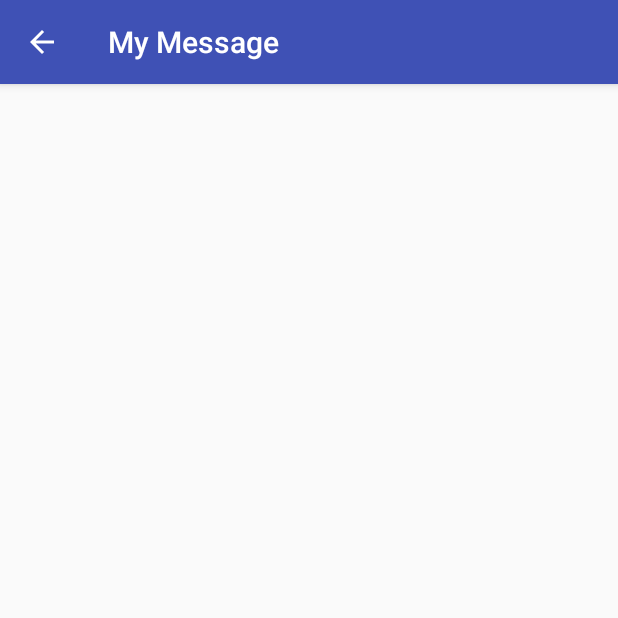
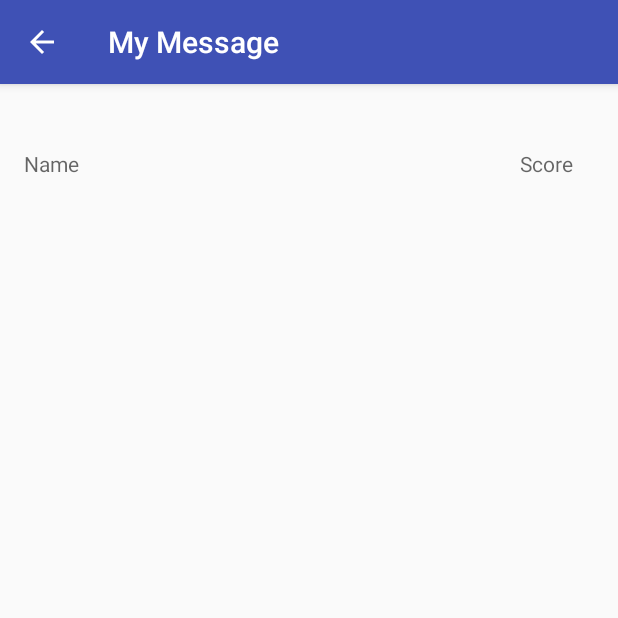
Before and after one commit to Wikzo/android_wordOfTheDay, an Android app: the DisplayMessageActivity screen opened directly, with no data from a screen before it, on a phone screen of 412 x 824 dp, the top half of it. Run offline under Robolectric (Android 15) with nearby library versions, the light colour scheme and no system bars.

Commit message:
Now with simple list view

```diff
--- a/WordoftheDay/app/src/main/res/layout/content_display_message.xml
+++ b/WordoftheDay/app/src/main/res/layout/content_display_message.xml
@@ -1,5 +1,5 @@
 <?xml version="1.0" encoding="utf-8"?>
-<RelativeLayout
+<LinearLayout
     xmlns:android="http://schemas.android.com/apk/res/android"
     xmlns:app="http://schemas.android.com/apk/res-auto"
     xmlns:tools="http://schemas.android.com/tools"
@@ -12,6 +12,26 @@
     app:layout_behavior="@string/appbar_scrolling_view_behavior"
     tools:context="net.gustavdahl.wordoftheday.DisplayMessageActivity"
     tools:showIn="@layout/activity_display_message"
-    android:id="@+id/content">>
+    android:id="@+id/content"
+    android:clickable="true">
 
-</RelativeLayout>
+    <TextView android:id="@+id/name"
+              android:layout_width="0dp"
+              android:layout_height="wrap_content"
+              android:hint="Name"
+              android:layout_weight="1"/>
+
+    <ListView
+        android:layout_width="282dp"
+        android:layout_height="344dp"
+        android:id="@+id/listView"
+        />
+
+    <TextView android:id="@+id/score"
+              android:layout_width="0dp"
+              android:layout_height="wrap_content"
+              android:hint="Score"
+              android:layout_weight="1"/>
+
+
+</LinearLayout>
```
Also changed, not shown: WordoftheDay/app/src/main/java/net/gustavdahl/wordoftheday/DisplayMessageActivity.java (+71 -8 lines), WordoftheDay/app/src/main/java/net/gustavdahl/wordoftheday/Word.java (added, +107 -0 lines), WordoftheDay/app/src/main/java/net/gustavdahl/wordoftheday/WordAdapter.java (added, +69 -0 lines), 1 other file.
